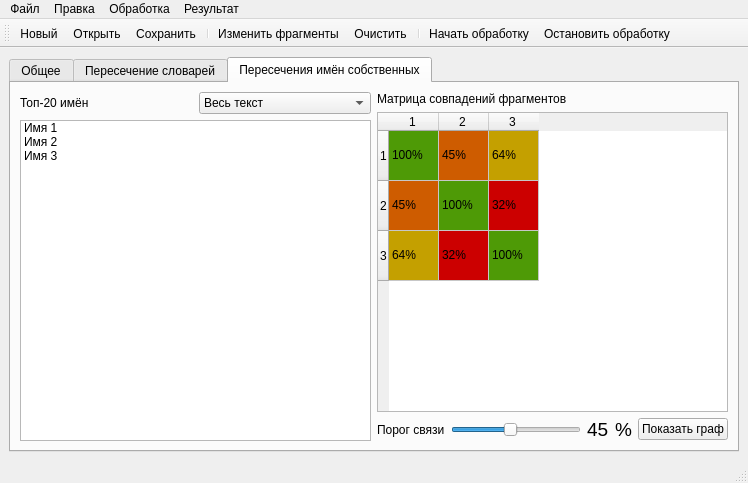
The window that ui/resultswindow.ui (moevm/nosql1h19-text-graph) describes before a commit, drawn with Qt 5.
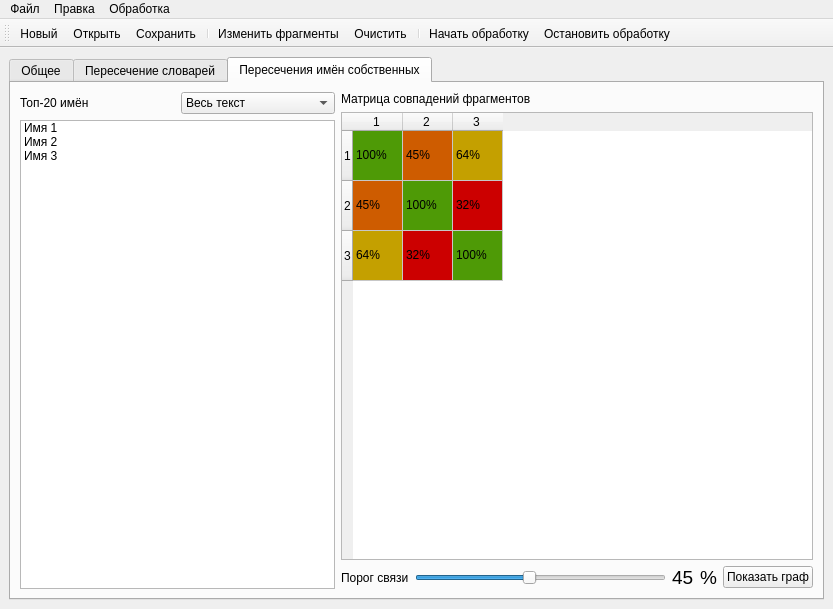
The same window after the commit. The open tabs and pages were chosen to show the change. Icons and pictures are not drawn.

Diff of the .ui file:
```diff
--- a/ui/resultswindow.ui
+++ b/ui/resultswindow.ui
@@ -6,8 +6,8 @@
    <rect>
     <x>0</x>
     <y>0</y>
-    <width>748</width>
-    <height>483</height>
+    <width>833</width>
+    <height>609</height>
    </rect>
   </property>
   <property name="windowTitle">
@@ -590,7 +590,7 @@
        <attribute name="title">
         <string>Пересечения имён собственных</string>
        </attribute>
-       <layout class="QHBoxLayout" name="horizontalLayout_14">
+       <layout class="QHBoxLayout" name="horizontalLayout_14" stretch="2,3">
         <item>
          <layout class="QVBoxLayout" name="verticalLayout_7">
           <item>
@@ -913,8 +913,8 @@
     <rect>
      <x>0</x>
      <y>0</y>
-     <width>748</width>
-     <height>22</height>
+     <width>833</width>
+     <height>32</height>
     </rect>
    </property>
    <widget class="QMenu" name="menu">
@@ -942,17 +942,10 @@
     <addaction name="actionStartProcess"/>
     <addaction name="actionStopProcess"/>
    </widget>
-   <widget class="QMenu" name="menu_4">
-    <property name="title">
-     <string>Результат</string>
-    </property>
-   </widget>
    <addaction name="menu"/>
    <addaction name="menu_2"/>
    <addaction name="menu_3"/>
-   <addaction name="menu_4"/>
   </widget>
-  <widget class="QStatusBar" name="statusbar"/>
   <widget class="QToolBar" name="toolBar">
    <property name="windowTitle">
     <string>toolBar</string>
```
Left out of the diff: 58 changed lines with no effect on the pictures.
